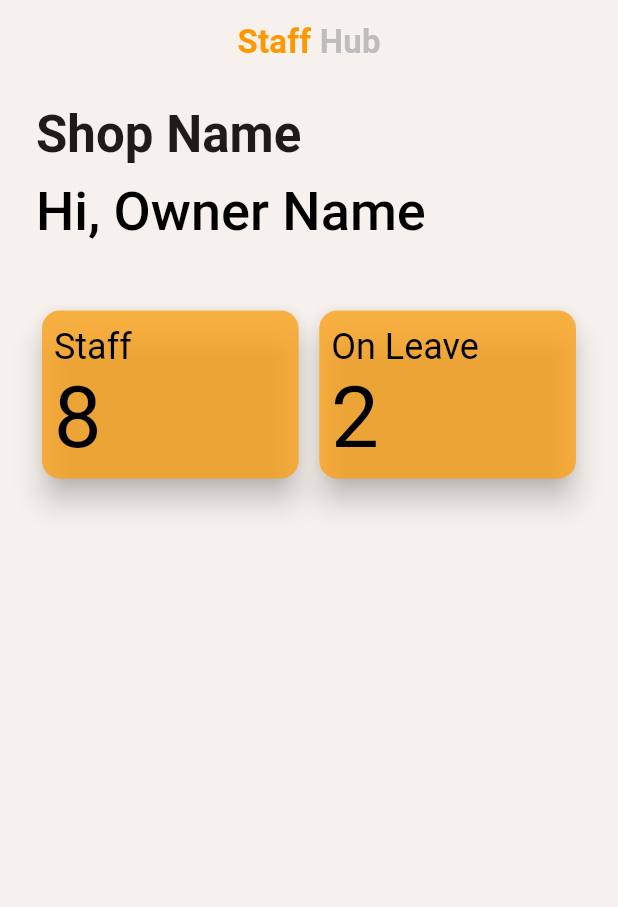
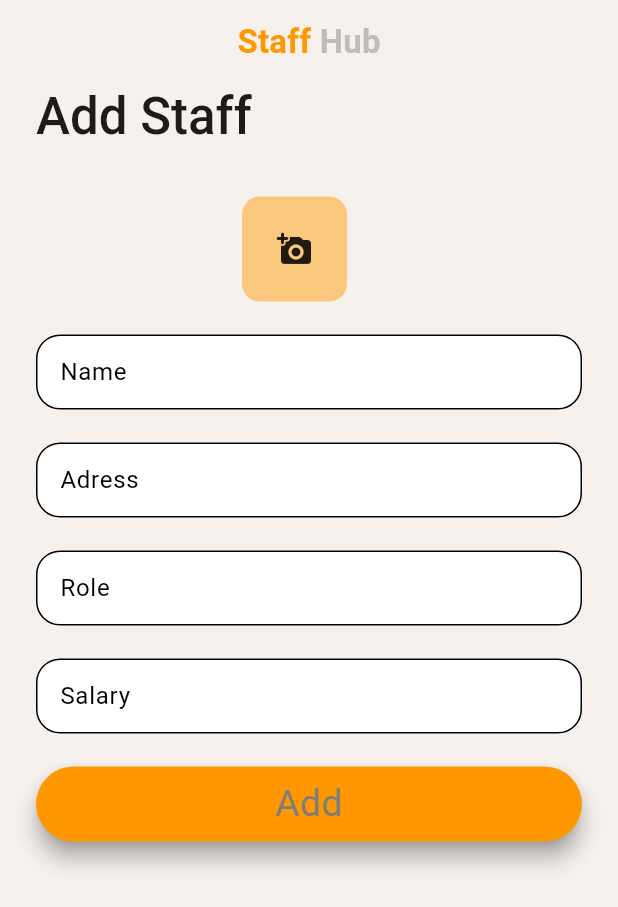
Before and after one commit to madhavmuthreja87/StaffHub, a Flutter app: the screen it shows after launch, on a phone screen of 412 x 824 dp. Shown: the top 907 px of the screen. Run offline on Flutter 3.47's test engine with Material 3 defaults, Android fonts, the phone set to English and light mode, and no system bars; our stand-ins replace image_picker.

Commit message:
Custom button build and add staff ui screen

```diff
--- a/StaffHub/lib/core/app_theme.dart
+++ b/StaffHub/lib/core/app_theme.dart
@@ -17,7 +17,7 @@ class AppTheme {
         ),
         titleLarge: TextStyle(
           fontSize: 34,
-          fontWeight: FontWeight.bold,
+          fontWeight: FontWeight.w600,
           color: AppColor.textDark,
         ),
         titleMedium: TextStyle(
@@ -25,7 +25,7 @@ class AppTheme {
           fontWeight: FontWeight.bold,
           color: AppColor.orange,
         ),
-        displaySmall: TextStyle(fontWeight: FontWeight.bold),
+        displaySmall: TextStyle(),
         bodyMedium: TextStyle(color: AppColor.textDark, fontSize: 15),
         bodySmall: TextStyle(fontSize: 13, color: AppColor.textMuted),
       ),
--- a/StaffHub/lib/main.dart
+++ b/StaffHub/lib/main.dart
@@ -1,5 +1,6 @@
 import 'package:flutter/material.dart';
 import 'package:staffhub/core/app_theme.dart';
+import 'package:staffhub/screens/admin_panels/add_staff.dart';
 import 'package:staffhub/screens/admin_panels/admin_home_screen.dart';
 import 'package:staffhub/screens/admin_panels/staff_List.dart';
 
@@ -19,7 +20,7 @@ class MyApp extends StatelessWidget {
     return MaterialApp(
       title: 'Flutter Demo',
       theme: AppTheme.lightTheme,
-      home: const AdminHomeScreen(),
+      home: const AddStaff(),
     );
   }
 }
--- /dev/null
+++ b/StaffHub/lib/screens/admin_panels/add_staff.dart
@@ -0,0 +1,100 @@
+import 'dart:io';
+
+import 'package:flutter/material.dart';
+import 'package:image_picker/image_picker.dart';
+import 'package:staffhub/core/app_color.dart';
+import 'package:staffhub/widgets/custom_button.dart';
+import 'package:staffhub/widgets/custom_text_field.dart';
+
+class AddStaff extends StatefulWidget {
+  const AddStaff({super.key});
+
+  @override
+  State<AddStaff> createState() => _AddStaffState();
+}
+
+class _AddStaffState extends State<AddStaff> {
+  File? selectedfile;
+  final ImagePicker _picker = ImagePicker();
+  Future<void> imagePicker() async {
+    final XFile? image = await _picker.pickImage(source: ImageSource.camera);
+    if (image == null) {
+      return;
+    }
+    selectedfile = image.path as File?;
+  }
+
+  @override
+  Widget build(BuildContext context) {
+    final theme = Theme.of(context).textTheme;
+    return Scaffold(
+      appBar: AppBar(
+        backgroundColor: AppColor.background,
+        centerTitle: true,
+        title: Text.rich(
+          TextSpan(
+            text: 'Staff ',
+            style: theme.titleMedium,
+            children: [
+              TextSpan(
+                text: "Hub",
+                style: theme.titleMedium?.copyWith(color: AppColor.greyish),
+              ),
+            ],
+          ),
+        ),
+      ),
+      body: Padding(
+        padding: const EdgeInsets.only(
+          left: 24.0,
+          right: 24,
+          top: 0,
+          bottom: 12,
+        ),
+        child: Column(
+          crossAxisAlignment: CrossAxisAlignment.start,
+          children: [
+            Text(
+              "Add Staff",
+              style: theme.titleLarge?.copyWith(fontWeight: FontWeight.w500),
+            ),
+            const SizedBox(height: 32),
+            Padding(
+              padding: EdgeInsets.only(
+                left: MediaQuery.sizeOf(context).width / 3,
+              ),
+              child: InkWell(
+                onTap: () {
+                  imagePicker();
+                },
+                child: Container(
+                  height: 70,
+                  width: 70,
+                  decoration: BoxDecoration(
+                    color: const Color.fromARGB(120, 255, 153, 0),
+                    borderRadius: BorderRadius.circular(12),
+                  ),
+
+                  child: Icon(Icons.add_a_photo_rounded),
+                ),
+              ),
+            ),
+            const SizedBox(height: 22),
+            CustomTextField(title: 'Name'),
+            const SizedBox(height: 22),
+            CustomTextField(title: 'Adress'),
+            const SizedBox(height: 22),
+
+            CustomTextField(title: 'Role'),
+            const SizedBox(height: 22),
+            CustomTextField(title: 'Salary'),
+            const SizedBox(height: 22),
+
+            // CustomTextField(title: ''),
+            CustomButton(title: 'Add', onPressed: () {}),
+          ],
+        ),
+      ),
+    );
+  }
+}
--- a/StaffHub/lib/screens/admin_panels/admin_home_screen.dart
+++ b/StaffHub/lib/screens/admin_panels/admin_home_screen.dart
@@ -33,7 +33,7 @@ class _AdminHomeScreenState extends State<AdminHomeScreen> {
         padding: const EdgeInsets.only(
           left: 24.0,
           right: 24,
-          top: 12,
+          top: 0,
           bottom: 12,
         ),
         child: Column(
@@ -43,15 +43,18 @@ class _AdminHomeScreenState extends State<AdminHomeScreen> {
             const SizedBox(height: 8),
             Text(
               "Hi, Owner Name",
-              style: theme.displaySmall?.copyWith(fontWeight: FontWeight.w500),
+              style: theme.displaySmall?.copyWith(
+                fontWeight: FontWeight.w500,
+                fontSize: 24,
+              ),
             ),
-            const SizedBox(height: 40),
+            const SizedBox(height: 30),
             Row(
               mainAxisAlignment: MainAxisAlignment.spaceBetween,
               children: [
                 Container(
                   decoration: BoxDecoration(),
-                  width: MediaQuery.sizeOf(context).width / 2.3,
+                  width: MediaQuery.sizeOf(context).width / 2.31,
                   child: Card(
                     color: const Color.fromARGB(202, 252, 161, 23),
                     elevation: 8,
@@ -69,7 +72,7 @@ class _AdminHomeScreenState extends State<AdminHomeScreen> {
                 ),
                 Container(
                   decoration: BoxDecoration(),
-                  width: MediaQuery.sizeOf(context).width / 2.3,
+                  width: MediaQuery.sizeOf(context).width / 2.31,
                   child: Card(
                     color: const Color.fromARGB(202, 252, 161, 23),
                     elevation: 8,
--- /dev/null
+++ b/StaffHub/lib/widgets/custom_button.dart
@@ -0,0 +1,33 @@
+import 'package:flutter/material.dart';
+import 'package:staffhub/core/app_color.dart';
+
+class CustomButton extends StatelessWidget {
+  final String title;
+  final VoidCallback onPressed;
+  const CustomButton({super.key, required this.title, required this.onPressed});
+
+  @override
+  Widget build(BuildContext context) {
+    final theme = Theme.of(context).textTheme;
+    return SizedBox(
+      width: double.infinity,
+      height: 50,
+
+      child: ElevatedButton(
+        onPressed: onPressed,
+        child: Text(
+          title,
+          style: theme.bodyMedium?.copyWith(
+            fontSize: 25,
+            color: const Color.fromARGB(255, 125, 125, 125),
+          ),
+        ),
+        style: ElevatedButton.styleFrom(
+          shadowColor: AppColor.textDark,
+          backgroundColor: AppColor.orange,
+          elevation: 6,
+        ),
+      ),
+    );
+  }
+}
--- a/StaffHub/lib/widgets/custom_text_field.dart
+++ b/StaffHub/lib/widgets/custom_text_field.dart
@@ -6,7 +6,9 @@ class CustomTextField extends StatelessWidget {
 
   @override
   Widget build(BuildContext context) {
-    return TextField(
+    return SizedBox(
+      height: 50,
+      child: TextField(
         // controller: c,
         decoration: InputDecoration(
           filled: true,
@@ -18,6 +20,7 @@ class CustomTextField extends StatelessWidget {
             borderSide: BorderSide(width: 2, color: Colors.grey),
           ),
         ),
+      ),
     );
   }
 }
--- a/StaffHub/pubspec.yaml
+++ b/StaffHub/pubspec.yaml
@@ -34,6 +34,7 @@ dependencies:
   # The following adds the Cupertino Icons font to your application.
   # Use with the CupertinoIcons class for iOS style icons.
   cupertino_icons: ^1.0.8
+  image_picker:
 
 dev_dependencies:
   flutter_test:
```
Also changed, not shown: StaffHub/lib/screens/admin_panels/staff_detail.dart (+11 -4 lines), StaffHub/lib/screens/sign_up.dart (+16 -20 lines), StaffHub/pubspec.lock, 4 other files. Lines whose indentation alone changed are shown as unchanged.
